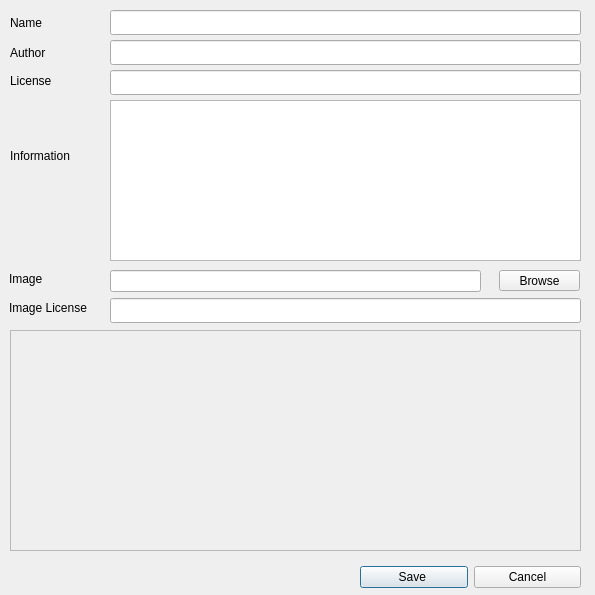
hydrogen-music/hydrogen, file src/gui/src/SoundLibrary/SoundLibrarySaveDialog_UI.ui: the form before one commit.
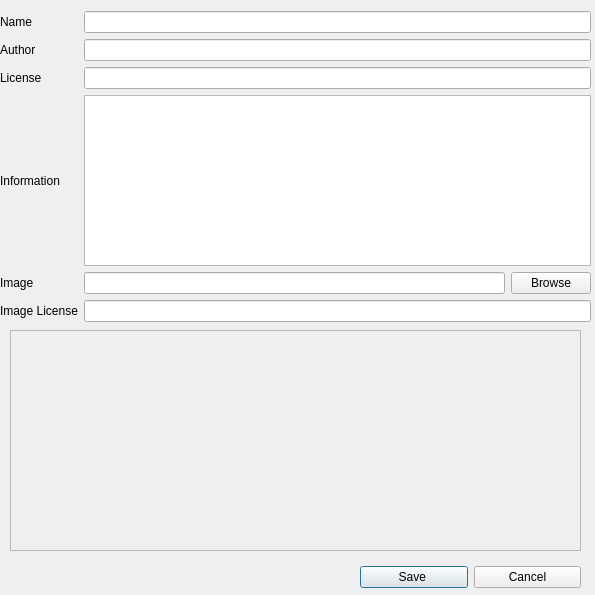
The form after the commit.

Commit message: Converted layouts to QFormLayout so widgets will resize

The edit to the form file:
```diff
--- a/src/gui/src/SoundLibrary/SoundLibrarySaveDialog_UI.ui
+++ b/src/gui/src/SoundLibrary/SoundLibrarySaveDialog_UI.ui
@@ -13,155 +13,6 @@
   <property name="windowTitle">
    <string>Dialog</string>
   </property>
-  <widget class="QLabel" name="label">
-   <property name="geometry">
-    <rect>
-     <x>10</x>
-     <y>10</y>
-     <width>91</width>
-     <height>25</height>
-    </rect>
-   </property>
-   <property name="sizePolicy">
-    <sizepolicy hsizetype="Expanding" vsizetype="Expanding">
-     <horstretch>0</horstretch>
-     <verstretch>0</verstretch>
-    </sizepolicy>
-   </property>
-   <property name="text">
-    <string>Name</string>
-   </property>
-  </widget>
-  <widget class="QLabel" name="label_2">
-   <property name="geometry">
-    <rect>
-     <x>10</x>
-     <y>40</y>
-     <width>91</width>
-     <height>25</height>
-    </rect>
-   </property>
-   <property name="sizePolicy">
-    <sizepolicy hsizetype="Expanding" vsizetype="Preferred">
-     <horstretch>0</horstretch>
-     <verstretch>0</verstretch>
-    </sizepolicy>
-   </property>
-   <property name="text">
-    <string>Author</string>
-   </property>
-  </widget>
-  <widget class="QLabel" name="label_3">
-   <property name="geometry">
-    <rect>
-     <x>10</x>
-     <y>100</y>
-     <width>91</width>
-     <height>111</height>
-    </rect>
-   </property>
-   <property name="text">
-    <string>Information</string>
-   </property>
-   <property name="alignment">
-    <set>Qt::AlignLeading|Qt::AlignLeft|Qt::AlignVCenter</set>
-   </property>
-  </widget>
-  <widget class="QLineEdit" name="authorTxt">
-   <property name="geometry">
-    <rect>
-     <x>110</x>
-     <y>40</y>
-     <width>471</width>
-     <height>25</height>
-    </rect>
-   </property>
-   <property name="sizePolicy">
-    <sizepolicy hsizetype="Fixed" vsizetype="Fixed">
-     <horstretch>0</horstretch>
-     <verstretch>0</verstretch>
-    </sizepolicy>
-   </property>
-   <property name="minimumSize">
-    <size>
-     <width>209</width>
-     <height>0</height>
-    </size>
-   </property>
-  </widget>
-  <widget class="QLineEdit" name="nameTxt">
-   <property name="geometry">
-    <rect>
-     <x>110</x>
-     <y>10</y>
-     <width>471</width>
-     <height>25</height>
-    </rect>
-   </property>
-   <property name="sizePolicy">
-    <sizepolicy hsizetype="Fixed" vsizetype="Fixed">
-     <horstretch>0</horstretch>
-     <verstretch>0</verstretch>
-    </sizepolicy>
-   </property>
-   <property name="minimumSize">
-    <size>
-     <width>209</width>
-     <height>0</height>
-    </size>
-   </property>
-  </widget>
-  <widget class="QTextEdit" name="infoTxt">
-   <property name="geometry">
-    <rect>
-     <x>110</x>
-     <y>100</y>
-     <width>471</width>
-     <height>161</height>
-    </rect>
-   </property>
-   <property name="acceptRichText">
-    <bool>false</bool>
-   </property>
-  </widget>
-  <widget class="QLabel" name="label_4">
-   <property name="geometry">
-    <rect>
-     <x>10</x>
-     <y>70</y>
-     <width>91</width>
-     <height>21</height>
-    </rect>
-   </property>
-   <property name="text">
-    <string>License</string>
-   </property>
-   <property name="alignment">
-    <set>Qt::AlignLeading|Qt::AlignLeft|Qt::AlignVCenter</set>
-   </property>
-  </widget>
-  <widget class="QLineEdit" name="licenseTxt">
-   <property name="geometry">
-    <rect>
-     <x>110</x>
-     <y>70</y>
-     <width>471</width>
-     <height>25</height>
-    </rect>
-   </property>
-   <property name="sizePolicy">
-    <sizepolicy hsizetype="Fixed" vsizetype="Fixed">
-     <horstretch>0</horstretch>
-     <verstretch>0</verstretch>
-    </sizepolicy>
-   </property>
-   <property name="minimumSize">
-    <size>
-     <width>209</width>
-     <height>0</height>
-    </size>
-   </property>
-  </widget>
   <widget class="QWidget" name="layoutWidget">
    <property name="geometry">
     <rect>
@@ -250,100 +101,232 @@
     <set>Qt::AlignCenter</set>
    </property>
   </widget>
-  <widget class="QLabel" name="label_5">
+  <widget class="QWidget" name="">
    <property name="geometry">
     <rect>
-     <x>9</x>
-     <y>272</y>
-     <width>57</width>
-     <height>14</height>
+     <x>0</x>
+     <y>11</y>
+     <width>591</width>
+     <height>311</height>
     </rect>
    </property>
-   <property name="text">
-    <string>Image</string>
-   </property>
-  </widget>
-  <widget class="QPushButton" name="imageBrowsePushButton">
-   <property name="geometry">
-    <rect>
-     <x>499</x>
-     <y>270</y>
-     <width>81</width>
-     <height>21</height>
-    </rect>
-   </property>
-   <property name="text">
-    <string>Browse</string>
-   </property>
-  </widget>
-  <widget class="QLineEdit" name="imageText">
-   <property name="geometry">
-    <rect>
-     <x>110</x>
-     <y>270</y>
-     <width>371</width>
-     <height>22</height>
-    </rect>
-   </property>
-   <property name="sizePolicy">
-    <sizepolicy hsizetype="Fixed" vsizetype="Fixed">
-     <horstretch>0</horstretch>
-     <verstretch>0</verstretch>
-    </sizepolicy>
-   </property>
-   <property name="minimumSize">
-    <size>
-     <width>209</width>
-     <height>0</height>
-    </size>
-   </property>
-   <property name="text">
-    <string/>
-   </property>
-  </widget>
-  <widget class="QLabel" name="label_6">
-   <property name="geometry">
-    <rect>
-     <x>9</x>
-     <y>292</y>
-     <width>91</width>
-     <height>31</height>
-    </rect>
-   </property>
-   <property name="sizePolicy">
-    <sizepolicy hsizetype="Expanding" vsizetype="Expanding">
-     <horstretch>0</horstretch>
-     <verstretch>0</verstretch>
-    </sizepolicy>
-   </property>
-   <property name="text">
-    <string>Image License</string>
-   </property>
-   <property name="wordWrap">
-    <bool>true</bool>
-   </property>
-  </widget>
-  <widget class="QLineEdit" name="imageLicenseText">
-   <property name="geometry">
-    <rect>
-     <x>110</x>
-     <y>298</y>
-     <width>471</width>
-     <height>25</height>
-    </rect>
-   </property>
-   <property name="sizePolicy">
-    <sizepolicy hsizetype="Fixed" vsizetype="Fixed">
-     <horstretch>0</horstretch>
-     <verstretch>0</verstretch>
-    </sizepolicy>
-   </property>
-   <property name="minimumSize">
-    <size>
-     <width>209</width>
-     <height>0</height>
-    </size>
-   </property>
+   <layout class="QFormLayout" name="formLayout">
+    <property name="fieldGrowthPolicy">
+     <enum>QFormLayout::ExpandingFieldsGrow</enum>
+    </property>
+    <item row="0" column="0">
+     <widget class="QLabel" name="label">
+      <property name="sizePolicy">
+       <sizepolicy hsizetype="Expanding" vsizetype="Expanding">
+        <horstretch>0</horstretch>
+        <verstretch>0</verstretch>
+       </sizepolicy>
+      </property>
+      <property name="text">
+       <string>Name</string>
+      </property>
+     </widget>
+    </item>
+    <item row="0" column="1">
+     <widget class="QLineEdit" name="nameTxt">
+      <property name="sizePolicy">
+       <sizepolicy hsizetype="MinimumExpanding" vsizetype="Fixed">
+        <horstretch>0</horstretch>
+        <verstretch>0</verstretch>
+       </sizepolicy>
+      </property>
+      <property name="minimumSize">
+       <size>
+        <width>209</width>
+        <height>0</height>
+       </size>
+      </property>
+     </widget>
+    </item>
+    <item row="1" column="0">
+     <widget class="QLabel" name="label_2">
+      <property name="sizePolicy">
+       <sizepolicy hsizetype="Expanding" vsizetype="Expanding">
+        <horstretch>0</horstretch>
+        <verstretch>0</verstretch>
+       </sizepolicy>
+      </property>
+      <property name="text">
+       <string>Author</string>
+      </property>
+     </widget>
+    </item>
+    <item row="1" column="1">
+     <widget class="QLineEdit" name="authorTxt">
+      <property name="sizePolicy">
+       <sizepolicy hsizetype="Expanding" vsizetype="Expanding">
+        <horstretch>0</horstretch>
+        <verstretch>0</verstretch>
+       </sizepolicy>
+      </property>
+      <property name="minimumSize">
+       <size>
+        <width>209</width>
+        <height>0</height>
+       </size>
+      </property>
+     </widget>
+    </item>
+    <item row="2" column="0">
+     <widget class="QLabel" name="label_4">
+      <property name="sizePolicy">
+       <sizepolicy hsizetype="Expanding" vsizetype="Expanding">
+        <horstretch>0</horstretch>
+        <verstretch>0</verstretch>
+       </sizepolicy>
+      </property>
+      <property name="text">
+       <string>License</string>
+      </property>
+      <property name="alignment">
+       <set>Qt::AlignLeading|Qt::AlignLeft|Qt::AlignVCenter</set>
+      </property>
+     </widget>
+    </item>
+    <item row="2" column="1">
+     <widget class="QLineEdit" name="licenseTxt">
+      <property name="sizePolicy">
+       <sizepolicy hsizetype="Expanding" vsizetype="Expanding">
+        <horstretch>0</horstretch>
+        <verstretch>0</verstretch>
+       </sizepolicy>
+      </property>
+      <property name="minimumSize">
+       <size>
+        <width>209</width>
+        <height>0</height>
+       </size>
+      </property>
+     </widget>
+    </item>
+    <item row="3" column="0">
+     <widget class="QLabel" name="label_3">
+      <property name="sizePolicy">
+       <sizepolicy hsizetype="Expanding" vsizetype="Expanding">
+        <horstretch>0</horstretch>
+        <verstretch>0</verstretch>
+       </sizepolicy>
+      </property>
+      <property name="text">
+       <string>Information</string>
+      </property>
+      <property name="alignment">
+       <set>Qt::AlignLeading|Qt::AlignLeft|Qt::AlignVCenter</set>
+      </property>
+     </widget>
+    </item>
+    <item row="3" column="1">
+     <widget class="QTextEdit" name="infoTxt">
+      <property name="sizePolicy">
+       <sizepolicy hsizetype="Expanding" vsizetype="Expanding">
+        <horstretch>0</horstretch>
+        <verstretch>0</verstretch>
+       </sizepolicy>
+      </property>
+      <property name="maximumSize">
+       <size>
+        <width>16777215</width>
+        <height>200</height>
+       </size>
+      </property>
+      <property name="acceptRichText">
+       <bool>false</bool>
+      </property>
+     </widget>
+    </item>
+    <item row="4" column="0">
+     <widget class="QLabel" name="label_5">
+      <property name="sizePolicy">
+       <sizepolicy hsizetype="Expanding" vsizetype="Expanding">
+        <horstretch>0</horstretch>
+        <verstretch>0</verstretch>
+       </sizepolicy>
+      </property>
+      <property name="text">
+       <string>Image</string>
+      </property>
+     </widget>
+    </item>
+    <item row="4" column="1">
+     <layout class="QHBoxLayout" name="horizontalLayout">
+      <property name="sizeConstraint">
+       <enum>QLayout::SetMinimumSize</enum>
+      </property>
+      <item>
+       <widget class="QLineEdit" name="imageText">
+        <property name="sizePolicy">
+         <sizepolicy hsizetype="Expanding" vsizetype="Expanding">
+          <horstretch>0</horstretch>
+          <verstretch>0</verstretch>
+         </sizepolicy>
+        </property>
+        <property name="minimumSize">
+         <size>
+          <width>209</width>
+          <height>0</height>
+         </size>
+        </property>
+        <property name="maximumSize">
+         <size>
+          <width>999999</width>
+          <height>31</height>
+         </size>
+        </property>
+        <property name="text">
+         <string/>
+        </property>
+       </widget>
+      </item>
+      <item>
+       <widget class="QPushButton" name="imageBrowsePushButton">
+        <property name="maximumSize">
+         <size>
+          <width>120</width>
+          <height>16777215</height>
+         </size>
+        </property>
+        <property name="text">
+         <string>Browse</string>
+        </property>
+       </widget>
+      </item>
+     </layout>
+    </item>
+    <item row="5" column="0">
+     <widget class="QLabel" name="label_6">
+      <property name="sizePolicy">
+       <sizepolicy hsizetype="MinimumExpanding" vsizetype="Expanding">
+        <horstretch>0</horstretch>
+        <verstretch>0</verstretch>
+       </sizepolicy>
+      </property>
+      <property name="text">
+       <string>Image License</string>
+      </property>
+     </widget>
+    </item>
+    <item row="5" column="1">
+     <widget class="QLineEdit" name="imageLicenseText">
+      <property name="sizePolicy">
+       <sizepolicy hsizetype="Expanding" vsizetype="Fixed">
+        <horstretch>0</horstretch>
+        <verstretch>0</verstretch>
+       </sizepolicy>
+      </property>
+      <property name="minimumSize">
+       <size>
+        <width>209</width>
+        <height>0</height>
+       </size>
+      </property>
+     </widget>
+    </item>
+   </layout>
   </widget>
  </widget>
  <tabstops>
```
The commit also changes 2 other files.
